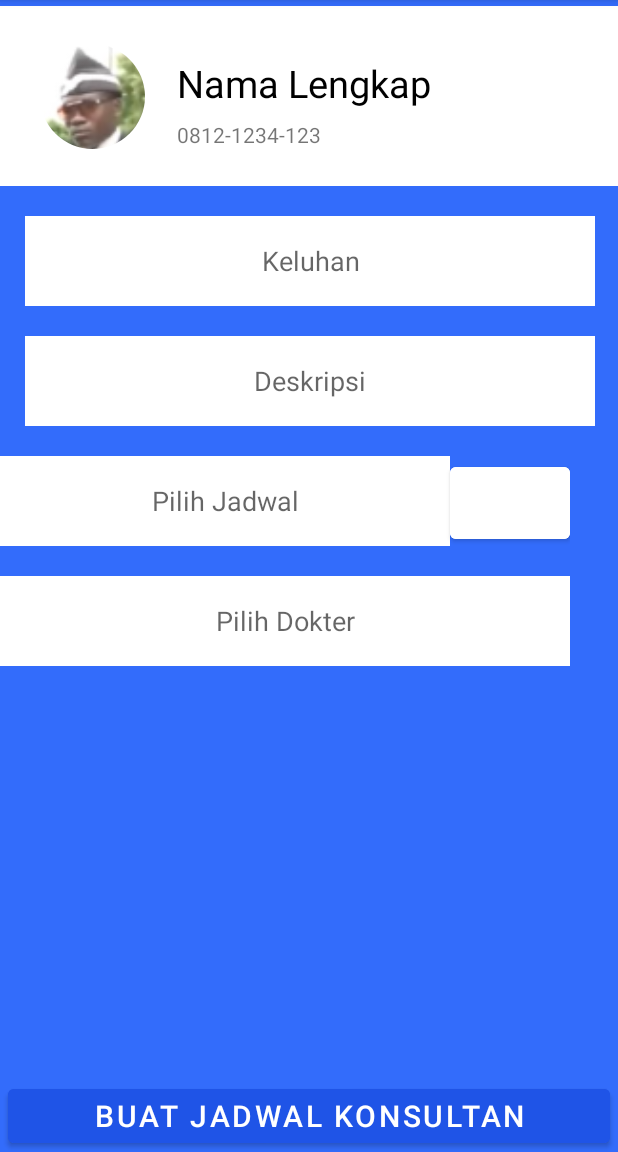
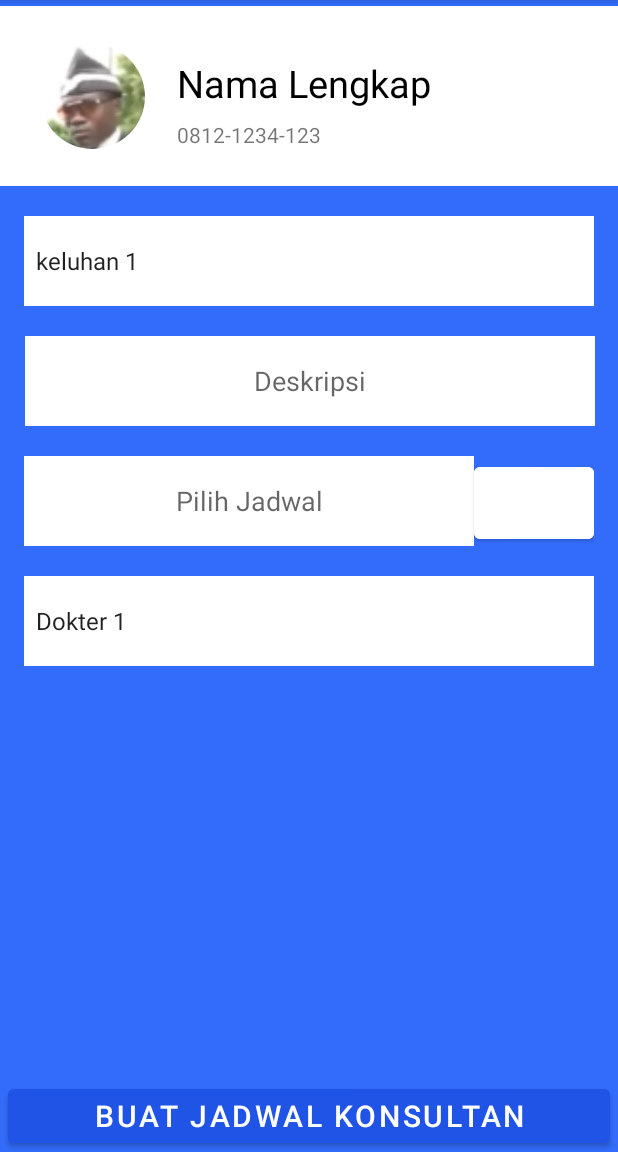
Before and after one commit to szwtron/isihape, an Android app: the fragment AppointmentsFragment shown on its own in the app's theme, on a phone screen of 412 x 824 dp, the part 84-1236 px from its top. Run offline under Robolectric (Android 15) with nearby library versions, the phone set to English and light mode, and no system bars; our stand-ins replace CircleImageView.

Commit message:
appoinment page with spinner

```diff
--- a/app/src/main/res/layout/fragment_appointments.xml
+++ b/app/src/main/res/layout/fragment_appointments.xml
@@ -55,30 +55,28 @@
 
     </androidx.constraintlayout.widget.ConstraintLayout>
 
-    <EditText
-        android:id="@+id/keluhan"
+    <Spinner
+        android:id="@+id/static_spinner"
         android:layout_width="380dp"
         android:layout_height="60dp"
-        android:layout_marginStart="5dp"
+        android:layout_marginStart="10dp"
         android:layout_marginTop="20dp"
-        android:layout_marginEnd="5dp"
+        android:layout_marginEnd="10dp"
         android:background="@color/white"
+        android:entries="@array/keluhan_array"
         android:gravity="center"
-        android:hint="Keluhan"
-        android:inputType="text"
         android:textColor="@color/bc_blue"
+        app:layout_constraintBottom_toTopOf="@+id/editText"
         app:layout_constraintEnd_toEndOf="parent"
-        app:layout_constraintHorizontal_bias="0.516"
         app:layout_constraintStart_toStartOf="parent"
-        app:layout_constraintTop_toBottomOf="@+id/constraintLayout" />
+        app:layout_constraintTop_toBottomOf="@+id/constraintLayout"
+        tools:layout_editor_absoluteX="-8dp"/>
 
     <EditText
         android:id="@+id/editText"
         android:layout_width="380dp"
         android:layout_height="60dp"
-        android:layout_marginStart="5dp"
         android:layout_marginTop="20dp"
-        android:layout_marginEnd="5dp"
         android:background="@color/white"
         android:gravity="center"
         android:hint="Deskripsi"
@@ -87,46 +85,21 @@
         app:layout_constraintEnd_toEndOf="parent"
         app:layout_constraintHorizontal_bias="0.516"
         app:layout_constraintStart_toStartOf="parent"
-        app:layout_constraintTop_toBottomOf="@+id/keluhan" />
-
-    <Button
-        android:id="@+id/ubahjadwal"
-        android:layout_width="match_parent"
-        android:layout_height="wrap_content"
-        android:layout_marginStart="5dp"
-        android:layout_marginEnd="5dp"
-        android:backgroundTint="@color/Blue_RYB"
-        android:text="Buat jadwal Konsultan"
-        android:textAlignment="center"
-        android:textSize="20sp"
-        app:layout_constraintBottom_toBottomOf="parent"
-        app:layout_constraintEnd_toEndOf="parent"
-        app:layout_constraintHorizontal_bias="1.0"
-        app:layout_constraintStart_toStartOf="parent"
-        app:layout_constraintTop_toBottomOf="@+id/pilihDokter"
-        app:layout_constraintVertical_bias="1.0" />
-
-    <EditText
-        android:id="@+id/pilihDokter"
-        android:layout_width="380dp"
-        android:layout_height="60dp"
-        android:layout_marginTop="20dp"
-        android:background="@color/white"
-        android:gravity="center"
-        android:hint="Pilih Dokter"
-        android:textColor="@color/bc_blue"
-        app:layout_constraintTop_toBottomOf="@+id/datepicker"
-        tools:layout_editor_absoluteX="15dp" />
+        app:layout_constraintTop_toBottomOf="@+id/static_spinner"
+        app:layout_constraintVertical_bias="0.052"
+        tools:layout_editor_absoluteX="-8dp"/>
 
     <LinearLayout
         android:id="@+id/datepicker"
         android:layout_width="380dp"
         android:layout_height="60dp"
         android:layout_marginTop="20dp"
-
         android:orientation="horizontal"
+        app:layout_constraintEnd_toEndOf="parent"
+        app:layout_constraintStart_toStartOf="parent"
         app:layout_constraintTop_toBottomOf="@+id/editText"
-        tools:layout_editor_absoluteX="16dp">
+        app:layout_constraintVertical_bias="0.052"
+        tools:layout_editor_absoluteX="-8dp">
 
         <EditText
             android:id="@+id/textDate"
@@ -146,5 +119,37 @@
             android:backgroundTint="@color/white" />
     </LinearLayout>
 
+    <Spinner
+        android:id="@+id/pilihDokter"
+        android:entries="@array/dokter_array"
+        android:layout_width="380dp"
+        android:layout_height="60dp"
+        android:layout_marginTop="20dp"
+        android:gravity="center"
+        android:textColor="@color/bc_blue"
+        android:background="@color/white"
+        android:hint="Pilih Dokter"
+        app:layout_constraintEnd_toEndOf="parent"
+        app:layout_constraintStart_toStartOf="parent"
+        app:layout_constraintTop_toBottomOf="@+id/datepicker"
+        app:layout_constraintVertical_bias="0.052"
+        tools:layout_editor_absoluteX="-8dp"/>
+
+    <Button
+        android:id="@+id/ubahjadwal"
+        android:layout_width="match_parent"
+        android:layout_height="wrap_content"
+        android:layout_marginStart="5dp"
+        android:layout_marginEnd="5dp"
+        android:backgroundTint="@color/Blue_RYB"
+        android:text="Buat jadwal Konsultan"
+        android:textAlignment="center"
+        android:textSize="20sp"
+        app:layout_constraintBottom_toBottomOf="parent"
+        app:layout_constraintEnd_toEndOf="parent"
+        app:layout_constraintHorizontal_bias="1.0"
+        app:layout_constraintStart_toStartOf="parent"
+        app:layout_constraintTop_toBottomOf="@+id/pilihDokter"
+        app:layout_constraintVertical_bias="1.0" />
 
 </androidx.constraintlayout.widget.ConstraintLayout>
--- a/app/src/main/res/values/strings.xml
+++ b/app/src/main/res/values/strings.xml
@@ -13,4 +13,20 @@
     <string name="menu_gallery">Gallery</string>
     <string name="menu_slideshow">Slideshow</string>
 
+    <string-array name="keluhan_array">
+        <item>keluhan 1</item>
+        <item>keluhan 2</item>
+        <item>keluhan 3</item>
+        <item>keluhan 4</item>
+        <item>keluhan 5</item>
+    </string-array>
+
+    <string-array name="dokter_array">
+        <item>Dokter 1</item>
+        <item>Dokter 2</item>
+        <item>Dokter 3</item>
+        <item>Dokter 4</item>
+        <item>Dokter 5</item>
+    </string-array>
+
 </resources>
```
